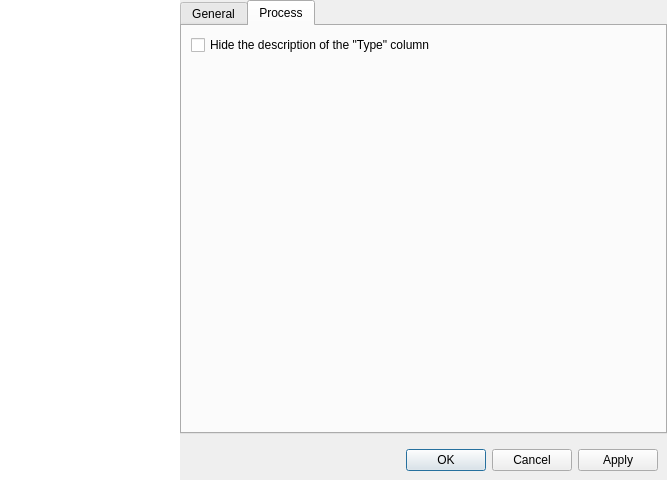
karakirimu/AutoBatchTools, file src/ProfileEditor/settingdialog/settingdialog.ui: the form before one commit.
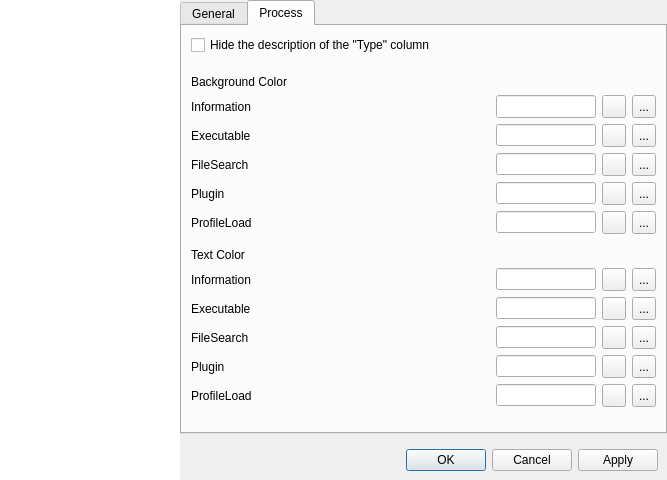
The form after the commit. The open tabs and pages were chosen to show the change. Icons and pictures are not drawn. Custom widgets are drawn as their Qt base class.

Commit message: [Update] Color setting in ProcessFlowTable.

The edit to the form file:
```diff
--- a/src/ProfileEditor/settingdialog/settingdialog.ui
+++ b/src/ProfileEditor/settingdialog/settingdialog.ui
@@ -373,15 +373,672 @@
              <attribute name="title">
               <string>Process</string>
              </attribute>
-             <layout class="QGridLayout" name="gridLayout">
-              <item row="0" column="0">
-               <widget class="QCheckBox" name="showDescCheckBox">
-                <property name="text">
-                 <string>Hide the description of the &quot;Type&quot; column</string>
-                </property>
-               </widget>
+             <layout class="QVBoxLayout" name="verticalLayout_2">
+              <item>
+               <layout class="QGridLayout" name="gridLayout">
+                <item row="5" column="0">
+                 <widget class="QLabel" name="label_11">
+                  <property name="text">
+                   <string>FileSearch</string>
+                  </property>
+                 </widget>
+                </item>
+                <item row="7" column="0">
+                 <widget class="QLabel" name="label_8">
+                  <property name="text">
+                   <string>ProfileLoad</string>
+                  </property>
+                 </widget>
+                </item>
+                <item row="3" column="2">
+                 <widget class="QLabel" name="colorInfo">
+                  <property name="sizePolicy">
+                   <sizepolicy hsizetype="Fixed" vsizetype="Fixed">
+                    <horstretch>0</horstretch>
+                    <verstretch>0</verstretch>
+                   </sizepolicy>
+                  </property>
+                  <property name="minimumSize">
+                   <size>
+                    <width>16</width>
+                    <height>16</height>
+                   </size>
+                  </property>
+                  <property name="text">
+                   <string/>
+                  </property>
+                 </widget>
+                </item>
+                <item row="6" column="0">
+                 <widget class="QLabel" name="label_10">
+                  <property name="text">
+                   <string>Plugin</string>
+                  </property>
+                 </widget>
+                </item>
+                <item row="10" column="3">
+                 <widget class="QLineEdit" name="textColorInfoLineEdit">
+                  <property name="alignment">
+                   <set>Qt::AlignRight|Qt::AlignTrailing|Qt::AlignVCenter</set>
+                  </property>
+                 </widget>
+                </item>
+                <item row="7" column="5">
+                 <widget class="QToolButton" name="colorProfileToolButton">
+                  <property name="sizePolicy">
+                   <sizepolicy hsizetype="Preferred" vsizetype="Preferred">
+                    <horstretch>0</horstretch>
+                    <verstretch>0</verstretch>
+                   </sizepolicy>
+                  </property>
+                  <property name="text">
+                   <string>...</string>
+                  </property>
+                 </widget>
+                </item>
+                <item row="1" column="0">
+                 <spacer name="verticalSpacer_6">
+                  <property name="orientation">
+                   <enum>Qt::Vertical</enum>
+                  </property>
+                  <property name="sizeType">
+                   <enum>QSizePolicy::Fixed</enum>
+                  </property>
+                  <property name="sizeHint" stdset="0">
+                   <size>
+                    <width>20</width>
+                    <height>8</height>
+                   </size>
+                  </property>
+                 </spacer>
+                </item>
+                <item row="2" column="1">
+                 <spacer name="horizontalSpacer_3">
+                  <property name="orientation">
+                   <enum>Qt::Horizontal</enum>
+                  </property>
+                  <property name="sizeHint" stdset="0">
+                   <size>
+                    <width>40</width>
+                    <height>20</height>
+                   </size>
+                  </property>
+                 </spacer>
+                </item>
+                <item row="11" column="5">
+                 <widget class="QToolButton" name="textColorExecToolButton">
+                  <property name="sizePolicy">
+                   <sizepolicy hsizetype="Preferred" vsizetype="Preferred">
+                    <horstretch>0</horstretch>
+                    <verstretch>0</verstretch>
+                   </sizepolicy>
+                  </property>
+                  <property name="text">
+                   <string>...</string>
+                  </property>
+                 </widget>
+                </item>
+                <item row="14" column="3">
+                 <widget class="QLineEdit" name="textColorProfileLineEdit">
+                  <property name="alignment">
+                   <set>Qt::AlignRight|Qt::AlignTrailing|Qt::AlignVCenter</set>
+                  </property>
+                 </widget>
+                </item>
+                <item row="11" column="2">
+                 <widget class="QLabel" name="textColorExec">
+                  <property name="sizePolicy">
+                   <sizepolicy hsizetype="Fixed" vsizetype="Fixed">
+                    <horstretch>0</horstretch>
+                    <verstretch>0</verstretch>
+                   </sizepolicy>
+                  </property>
+                  <property name="minimumSize">
+                   <size>
+                    <width>16</width>
+                    <height>16</height>
+                   </size>
+                  </property>
+                  <property name="text">
+                   <string/>
+                  </property>
+                 </widget>
+                </item>
+                <item row="3" column="5">
+                 <widget class="QToolButton" name="colorInfoToolButton">
+                  <property name="sizePolicy">
+                   <sizepolicy hsizetype="Preferred" vsizetype="Preferred">
+                    <horstretch>0</horstretch>
+                    <verstretch>0</verstretch>
+                   </sizepolicy>
+                  </property>
+                  <property name="text">
+                   <string>...</string>
+                  </property>
+                 </widget>
+                </item>
+                <item row="5" column="5">
+                 <widget class="QToolButton" name="colorSearchToolButton">
+                  <property name="sizePolicy">
+                   <sizepolicy hsizetype="Preferred" vsizetype="Preferred">
+                    <horstretch>0</horstretch>
+                    <verstretch>0</verstretch>
+                   </sizepolicy>
+                  </property>
+                  <property name="text">
+                   <string>...</string>
+                  </property>
+                 </widget>
+                </item>
+                <item row="14" column="2">
+                 <widget class="QLabel" name="textColorProfile">
+                  <property name="sizePolicy">
+                   <sizepolicy hsizetype="Fixed" vsizetype="Fixed">
+                    <horstretch>0</horstretch>
+                    <verstretch>0</verstretch>
+                   </sizepolicy>
+                  </property>
+                  <property name="minimumSize">
+                   <size>
+                    <width>16</width>
+                    <height>16</height>
+                   </size>
+                  </property>
+                  <property name="text">
+                   <string/>
+                  </property>
+                 </widget>
+                </item>
+                <item row="13" column="3">
+                 <widget class="QLineEdit" name="textColorPluginLineEdit">
+                  <property name="alignment">
+                   <set>Qt::AlignRight|Qt::AlignTrailing|Qt::AlignVCenter</set>
+                  </property>
+                 </widget>
+                </item>
+                <item row="14" column="0">
+                 <widget class="QLabel" name="label_17">
+                  <property name="text">
+                   <string>ProfileLoad</string>
+                  </property>
+                 </widget>
+                </item>
+                <item row="4" column="2">
+                 <widget class="QLabel" name="colorExec">
+                  <property name="sizePolicy">
+                   <sizepolicy hsizetype="Fixed" vsizetype="Fixed">
+                    <horstretch>0</horstretch>
+                    <verstretch>0</verstretch>
+                   </sizepolicy>
+                  </property>
+                  <property name="minimumSize">
+                   <size>
+                    <width>16</width>
+                    <height>16</height>
+                   </size>
+                  </property>
+                  <property name="text">
+                   <string/>
+                  </property>
+                 </widget>
+                </item>
+                <item row="4" column="0">
+                 <widget class="QLabel" name="label_6">
+                  <property name="text">
+                   <string>Executable</string>
+                  </property>
+                 </widget>
+                </item>
+                <item row="14" column="5">
+                 <widget class="QToolButton" name="textColorProfileToolButton">
+                  <property name="sizePolicy">
+                   <sizepolicy hsizetype="Preferred" vsizetype="Preferred">
+                    <horstretch>0</horstretch>
+                    <verstretch>0</verstretch>
+                   </sizepolicy>
+                  </property>
+                  <property name="text">
+                   <string>...</string>
+                  </property>
+                 </widget>
+                </item>
+                <item row="8" column="0">
+                 <spacer name="verticalSpacer_7">
+                  <property name="orientation">
+                   <enum>Qt::Vertical</enum>
+                  </property>
+                  <property name="sizeType">
+                   <enum>QSizePolicy::Fixed</enum>
+                  </property>
+                  <property name="sizeHint" stdset="0">
+                   <size>
+                    <width>20</width>
+                    <height>8</height>
+                   </size>
+                  </property>
+                 </spacer>
+                </item>
+                <item row="11" column="3">
+                 <widget class="QLineEdit" name="textColorExecLineEdit">
+                  <property name="alignment">
+                   <set>Qt::AlignRight|Qt::AlignTrailing|Qt::AlignVCenter</set>
+                  </property>
+                 </widget>
+                </item>
+                <item row="10" column="5">
+                 <widget class="QToolButton" name="textColorInfoToolButton">
+                  <property name="sizePolicy">
+                   <sizepolicy hsizetype="Preferred" vsizetype="Preferred">
+                    <horstretch>0</horstretch>
+                    <verstretch>0</verstretch>
+                   </sizepolicy>
+                  </property>
+                  <property name="text">
+                   <string>...</string>
+                  </property>
+                 </widget>
+                </item>
+                <item row="10" column="2">
+                 <widget class="QLabel" name="textColorInfo">
+                  <property name="sizePolicy">
+                   <sizepolicy hsizetype="Fixed" vsizetype="Fixed">
+                    <horstretch>0</horstretch>
+                    <verstretch>0</verstretch>
+                   </sizepolicy>
+                  </property>
+                  <property name="minimumSize">
+                   <size>
+                    <width>16</width>
+                    <height>16</height>
+                   </size>
+                  </property>
+                  <property name="text">
+                   <string/>
+                  </property>
+                 </widget>
+                </item>
+                <item row="7" column="3">
+                 <widget class="QLineEdit" name="colorProfileLineEdit">
+                  <property name="alignment">
+                   <set>Qt::AlignRight|Qt::AlignTrailing|Qt::AlignVCenter</set>
+                  </property>
+                 </widget>
+                </item>
+                <item row="12" column="2">
+                 <widget class="QLabel" name="textColorSearch">
+                  <property name="sizePolicy">
+                   <sizepolicy hsizetype="Fixed" vsizetype="Fixed">
+                    <horstretch>0</horstretch>
+                    <verstretch>0</verstretch>
+                   </sizepolicy>
+                  </property>
+                  <property name="minimumSize">
+                   <size>
+                    <width>16</width>
+                    <height>16</height>
+                   </size>
+                  </property>
+                  <property name="text">
+                   <string/>
+                  </property>
+                 </widget>
+                </item>
+                <item row="6" column="3">
+                 <widget class="QLineEdit" name="colorPluginLineEdit">
+                  <property name="alignment">
+                   <set>Qt::AlignRight|Qt::AlignTrailing|Qt::AlignVCenter</set>
+                  </property>
+                 </widget>
+                </item>
+                <item row="2" column="0">
+                 <widget class="QLabel" name="label_4">
+                  <property name="text">
+                   <string>Background Color</string>
+                  </property>
+                  <property name="alignment">
+                   <set>Qt::AlignBottom|Qt::AlignLeading|Qt::AlignLeft</set>
+                  </property>
+                 </widget>
+                </item>
+                <item row="12" column="3">
+                 <widget class="QLineEdit" name="textColorSearchLineEdit">
+                  <property name="alignment">
+                   <set>Qt::AlignRight|Qt::AlignTrailing|Qt::AlignVCenter</set>
+                  </property>
+                 </widget>
+                </item>
+                <item row="6" column="5">
+                 <widget class="QToolButton" name="colorPluginToolButton">
+                  <property name="sizePolicy">
+                   <sizepolicy hsizetype="Preferred" vsizetype="Preferred">
+                    <horstretch>0</horstretch>
+                    <verstretch>0</verstretch>
+                   </sizepolicy>
+                  </property>
+                  <property name="text">
+                   <string>...</string>
+                  </property>
+                 </widget>
+                </item>
+                <item row="11" column="0">
+                 <widget class="QLabel" name="label_14">
+                  <property name="text">
+                   <string>Executable</string>
+                  </property>
+                 </widget>
+                </item>
+                <item row="6" column="2">
+                 <widget class="QLabel" name="colorPlugin">
+                  <property name="sizePolicy">
+                   <sizepolicy hsizetype="Fixed" vsizetype="Fixed">
+                    <horstretch>0</horstretch>
+                    <verstretch>0</verstretch>
+                   </sizepolicy>
+                  </property>
+                  <property name="minimumSize">
+                   <size>
+                    <width>16</width>
+                    <height>16</height>
+                   </size>
+                  </property>
+                  <property name="text">
+                   <string/>
+                  </property>
+                 </widget>
+                </item>
+                <item row="3" column="3">
+                 <widget class="QLineEdit" name="colorInfoLineEdit">
+                  <property name="sizePolicy">
+                   <sizepolicy hsizetype="Preferred" vsizetype="Preferred">
+                    <horstretch>0</horstretch>
+                    <verstretch>0</verstretch>
+                   </sizepolicy>
+                  </property>
+                  <property name="minimumSize">
+                   <size>
+                    <width>0</width>
+                    <height>0</height>
+                   </size>
+                  </property>
+                  <property name="text">
+                   <string/>
+                  </property>
+                  <property name="alignment">
+                   <set>Qt::AlignRight|Qt::AlignTrailing|Qt::AlignVCenter</set>
+                  </property>
+                 </widget>
+                </item>
+                <item row="4" column="3">
+                 <widget class="QLineEdit" name="colorExecLineEdit">
+                  <property name="alignment">
+                   <set>Qt::AlignRight|Qt::AlignTrailing|Qt::AlignVCenter</set>
+                  </property>
+                 </widget>
+                </item>
+                <item row="9" column="0">
+                 <widget class="QLabel" name="label_12">
+                  <property name="text">
+                   <string>Text Color</string>
+                  </property>
+                 </widget>
+                </item>
+                <item row="5" column="2">
+                 <widget class="QLabel" name="colorSearch">
+                  <property name="minimumSize">
+                   <size>
+                    <width>16</width>
+                    <height>16</height>
+                   </size>
+                  </property>
+                  <property name="text">
+                   <string/>
+                  </property>
+                 </widget>
+                </item>
+                <item row="13" column="5">
+                 <widget class="QToolButton" name="textColorPluginToolButton">
+                  <property name="sizePolicy">
+                   <sizepolicy hsizetype="Preferred" vsizetype="Preferred">
+                    <horstretch>0</horstretch>
+                    <verstretch>0</verstretch>
+                   </sizepolicy>
+                  </property>
+                  <property name="text">
+                   <string>...</string>
+                  </property>
+                 </widget>
+                </item>
+                <item row="0" column="0">
+                 <widget class="QCheckBox" name="showDescCheckBox">
+                  <property name="text">
+                   <string>Hide the description of the &quot;Type&quot; column</string>
+                  </property>
+                 </widget>
+                </item>
+                <item row="3" column="0">
+                 <widget class="QLabel" name="label_5">
+                  <property name="text">
+                   <string>Information</string>
+                  </property>
+                 </widget>
+                </item>
+                <item row="4" column="5">
+                 <widget class="QToolButton" name="colorExecToolButton">
+                  <property name="sizePolicy">
+                   <sizepolicy hsizetype="Preferred" vsizetype="Preferred">
+                    <horstretch>0</horstretch>
+                    <verstretch>0</verstretch>
+                   </sizepolicy>
+                  </property>
+                  <property name="text">
+                   <string>...</string>
+                  </property>
+                 </widget>
+                </item>
+                <item row="12" column="5">
+                 <widget class="QToolButton" name="textColorSearchToolButton">
+                  <property name="sizePolicy">
+                   <sizepolicy hsizetype="Preferred" vsizetype="Preferred">
+                    <horstretch>0</horstretch>
+                    <verstretch>0</verstretch>
+                   </sizepolicy>
+                  </property>
+                  <property name="text">
+                   <string>...</string>
+                  </property>
+                 </widget>
+                </item>
+                <item row="12" column="0">
+                 <widget class="QLabel" name="label_15">
+                  <property name="text">
+                   <string>FileSearch</string>
+                  </property>
+                 </widget>
+                </item>
+                <item row="10" column="0">
+                 <widget class="QLabel" name="label_13">
+                  <property name="text">
+                   <string>Information</string>
+                  </property>
+                 </widget>
+                </item>
+                <item row="7" column="2">
+                 <widget class="QLabel" name="colorProfile">
+                  <property name="sizePolicy">
+                   <sizepolicy hsizetype="Fixed" vsizetype="Fixed">
+                    <horstretch>0</horstretch>
+                    <verstretch>0</verstretch>
+                   </sizepolicy>
+                  </property>
+                  <property name="minimumSize">
+                   <size>
+                    <width>16</width>
+                    <height>16</height>
+                   </size>
+                  </property>
+                  <property name="text">
+                   <string/>
+                  </property>
+                 </widget>
+                </item>
+                <item row="13" column="2">
+                 <widget class="QLabel" name="textColorPlugin">
+                  <property name="sizePolicy">
+                   <sizepolicy hsizetype="Fixed" vsizetype="Fixed">
+                    <horstretch>0</horstretch>
+                    <verstretch>0</verstretch>
+                   </sizepolicy>
+                  </property>
+                  <property name="minimumSize">
+                   <size>
+                    <width>16</width>
+                    <height>16</height>
+                   </size>
+                  </property>
+                  <property name="text">
+                   <string/>
+                  </property>
+                 </widget>
+                </item>
+                <item row="13" column="0">
+                 <widget class="QLabel" name="label_16">
+                  <property name="text">
+                   <string>Plugin</string>
+                  </property>
+                 </widget>
+                </item>
+                <item row="5" column="3">
+                 <widget class="QLineEdit" name="colorSearchLineEdit">
+                  <property name="alignment">
+                   <set>Qt::AlignRight|Qt::AlignTrailing|Qt::AlignVCenter</set>
+                  </property>
+                 </widget>
+                </item>
+                <item row="3" column="4">
+                 <widget class="QToolButton" name="revertInfoToolButton">
+                  <property name="sizePolicy">
+                   <sizepolicy hsizetype="Fixed" vsizetype="Fixed">
+                    <horstretch>0</horstretch>
+                    <verstretch>0</verstretch>
+                   </sizepolicy>
+                  </property>
+                  <property name="text">
+                   <string/>
+                  </property>
+                  <property name="icon">
+                   <iconset resource="../../../res/resources.qrc">
+                    <normaloff>:/default_icons/revert.png</normaloff>:/default_icons/revert.png</iconset>
+                  </property>
+                  <property name="iconSize">
+                   <size>
+                    <width>16</width>
+                    <height>16</height>
+                   </size>
+                  </property>
+                 </widget>
+                </item>
+                <item row="4" column="4">
+                 <widget class="QToolButton" name="revertExecToolButton">
+                  <property name="text">
+                   <string/>
+                  </property>
+                  <property name="icon">
+                   <iconset resource="../../../res/resources.qrc">
+                    <normaloff>:/default_icons/revert.png</normaloff>:/default_icons/revert.png</iconset>
+                  </property>
+                 </widget>
+                </item>
+                <item row="5" column="4">
+                 <widget class="QToolButton" name="revertSearchToolButton">
+                  <property name="text">
+                   <string/>
+                  </property>
+                  <property name="icon">
+                   <iconset resource="../../../res/resources.qrc">
+                    <normaloff>:/default_icons/revert.png</normaloff>:/default_icons/revert.png</iconset>
+                  </property>
+                 </widget>
+                </item>
+                <item row="6" column="4">
+                 <widget class="QToolButton" name="revertPluginToolButton">
+                  <property name="text">
+                   <string/>
+                  </property>
+                  <property name="icon">
+                   <iconset resource="../../../res/resources.qrc">
+                    <normaloff>:/default_icons/revert.png</normaloff>:/default_icons/revert.png</iconset>
+                  </property>
+                 </widget>
+                </item>
+                <item row="7" column="4">
+                 <widget class="QToolButton" name="revertProfileToolButton">
+                  <property name="text">
+                   <string/>
+                  </property>
+                  <property name="icon">
+                   <iconset resource="../../../res/resources.qrc">
+                    <normaloff>:/default_icons/revert.png</normaloff>:/default_icons/revert.png</iconset>
+                  </property>
+                 </widget>
+                </item>
+                <item row="10" column="4">
+                 <widget class="QToolButton" name="textRevertInfoToolButton">
+                  <property name="text">
+                   <string/>
+                  </property>
+                  <property name="icon">
+                   <iconset resource="../../../res/resources.qrc">
+                    <normaloff>:/default_icons/revert.png</normaloff>:/default_icons/revert.png</iconset>
+                  </property>
+                 </widget>
+                </item>
+                <item row="11" column="4">
+                 <widget class="QToolButton" name="textRevertExecToolButton">
+                  <property name="text">
+                   <string/>
+                  </property>
+                  <property name="icon">
+                   <iconset resource="../../../res/resources.qrc">
+                    <normaloff>:/default_icons/revert.png</normaloff>:/default_icons/revert.png</iconset>
+                  </property>
+                 </widget>
+                </item>
+                <item row="12" column="4">
+                 <widget class="QToolButton" name="textRevertSearchToolButton">
+                  <property name="text">
+                   <string/>
+                  </property>
+                  <property name="icon">
+                   <iconset resource="../../../res/resources.qrc">
+                    <normaloff>:/default_icons/revert.png</normaloff>:/default_icons/revert.png</iconset>
+                  </property>
+                 </widget>
+                </item>
+                <item row="13" column="4">
+                 <widget class="QToolButton" name="textRevertPluginToolButton">
+                  <property name="text">
+                   <string/>
+                  </property>
+                  <property name="icon">
+                   <iconset resource="../../../res/resources.qrc">
+                    <normaloff>:/default_icons/revert.png</normaloff>:/default_icons/revert.png</iconset>
+                  </property>
+                 </widget>
+                </item>
+                <item row="14" column="4">
+                 <widget class="QToolButton" name="textRevertProfileToolButton">
+                  <property name="text">
+                   <string/>
+                  </property>
+                  <property name="icon">
+                   <iconset resource="../../../res/resources.qrc">
+                    <normaloff>:/default_icons/revert.png</normaloff>:/default_icons/revert.png</iconset>
+                  </property>
+                 </widget>
+                </item>
+               </layout>
               </item>
-              <item row="1" column="0">
+              <item>
                <spacer name="verticalSpacer_5">
                 <property name="orientation">
                  <enum>Qt::Vertical</enum>
```
The commit also changes 7 other files.
